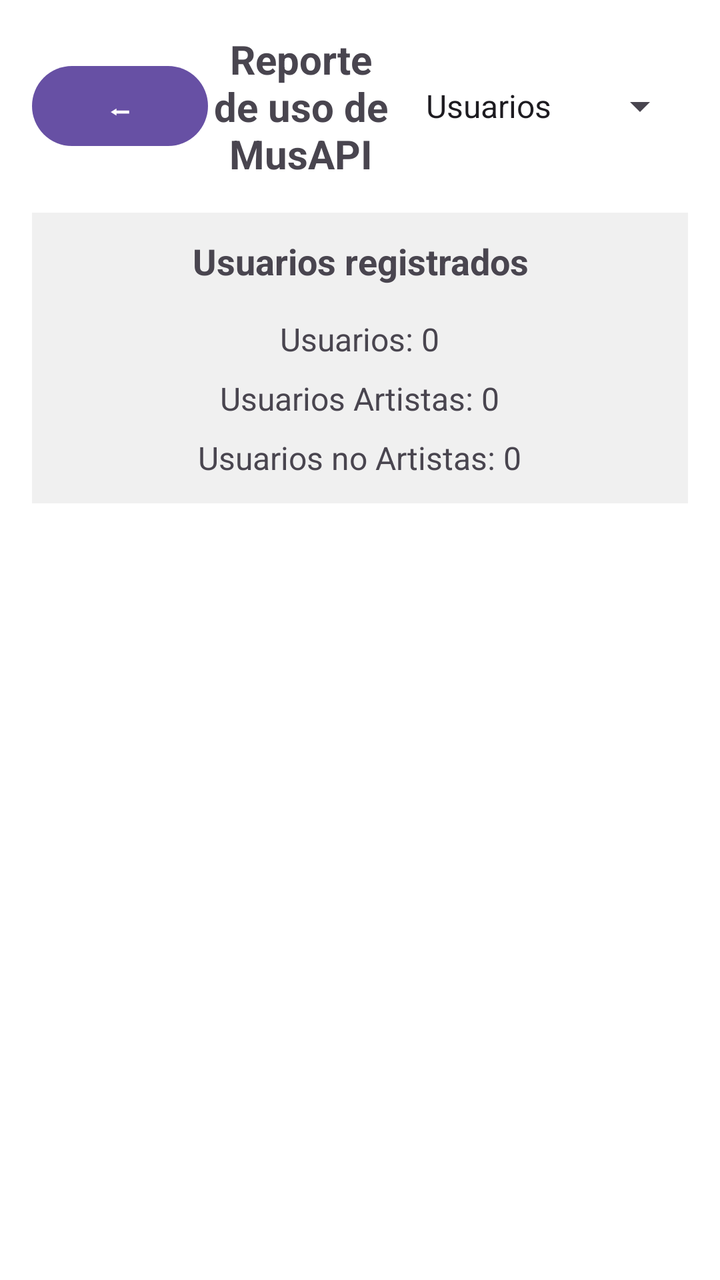
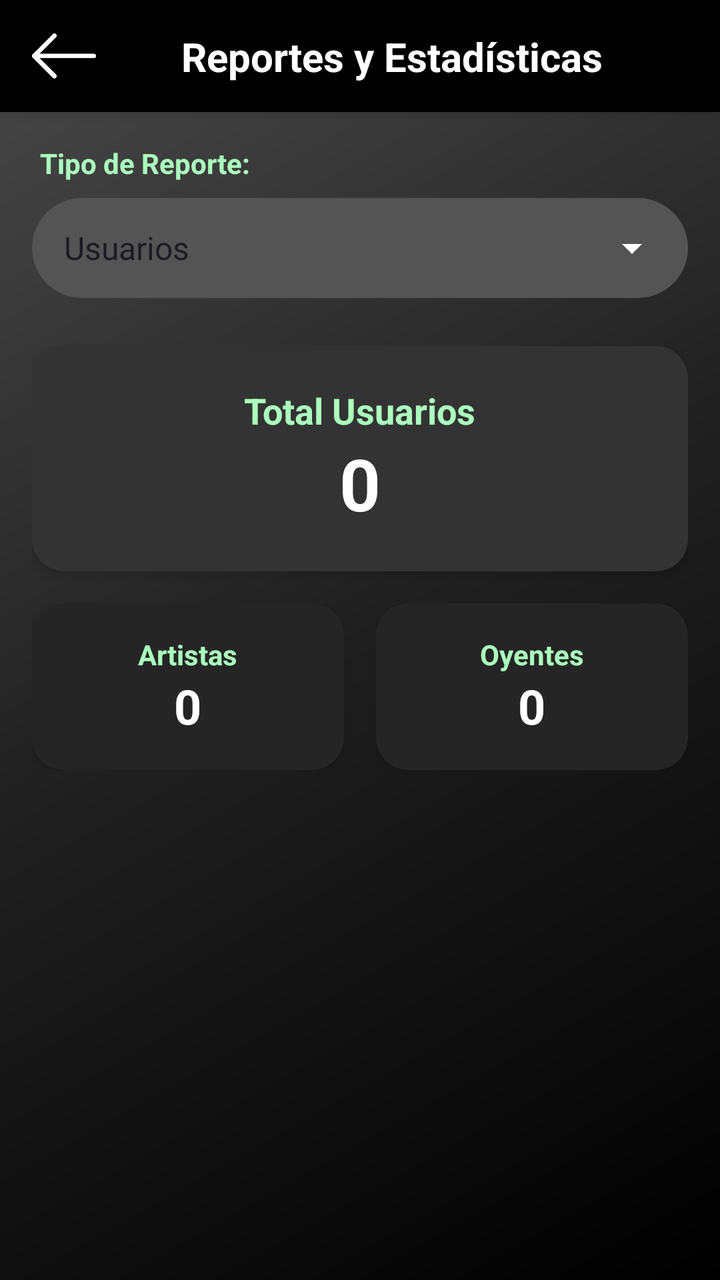

Compare the two renders of this Android layout. The source of the first and the diff that turns it into the second are given below.
<!-- AndroidManifest.xml: application theme Theme.MusAPIApp -->
<!-- res/layout/activity_reportes.xml -->
<?xml version="1.0" encoding="utf-8"?>
<ScrollView xmlns:android="http://schemas.android.com/apk/res/android"
    android:id="@+id/main"
    android:layout_width="match_parent"
    android:layout_height="match_parent"
    android:padding="16dp"
    android:background="@android:color/white"
    android:fillViewport="true">

    <LinearLayout
        android:layout_width="match_parent"
        android:layout_height="wrap_content"
        android:orientation="vertical"
        android:gravity="center_horizontal">

        
        <LinearLayout
            android:layout_width="match_parent"
            android:layout_height="wrap_content"
            android:orientation="horizontal"
            android:gravity="center_vertical"
            android:layout_marginBottom="16dp">

            <Button
                android:id="@+id/btnVolver"
                android:layout_width="wrap_content"
                android:layout_height="wrap_content"
                android:text="⬅" />

            <TextView
                android:id="@+id/tvTitulo"
                android:layout_width="0dp"
                android:layout_weight="1"
                android:layout_height="wrap_content"
                android:text="Reporte de uso de MusAPI"
                android:textSize="20sp"
                android:textStyle="bold"
                android:textAlignment="center" />

            <Spinner
                android:id="@+id/spTipoReporte"
                android:layout_width="wrap_content"
                android:layout_height="wrap_content"
                android:entries="@array/tipos_reporte"
                android:layout_marginStart="8dp" />
        </LinearLayout>

        
        <LinearLayout
            android:id="@+id/layoutUsuarios"
            android:layout_width="match_parent"
            android:layout_height="wrap_content"
            android:orientation="vertical"
            android:visibility="visible"
            android:padding="12dp"
            android:layout_marginBottom="24dp"
            android:background="#f0f0f0">

            <TextView
                android:layout_width="match_parent"
                android:layout_height="wrap_content"
                android:text="Usuarios registrados"
                android:textSize="18sp"
                android:textStyle="bold"
                android:gravity="center"
                android:layout_marginBottom="16dp" />

            <TextView
                android:id="@+id/tvTotalUsuarios"
                android:layout_width="wrap_content"
                android:layout_height="wrap_content"
                android:text="Usuarios: 0"
                android:textSize="16sp"
                android:layout_marginBottom="8dp"
                android:layout_gravity="center_horizontal" />

            <TextView
                android:id="@+id/tvTotalArtistas"
                android:layout_width="wrap_content"
                android:layout_height="wrap_content"
                android:text="Usuarios Artistas: 0"
                android:textSize="16sp"
                android:layout_marginBottom="8dp"
                android:layout_gravity="center_horizontal" />

            <TextView
                android:id="@+id/tvTotalOyentes"
                android:layout_width="wrap_content"
                android:layout_height="wrap_content"
                android:text="Usuarios no Artistas: 0"
                android:textSize="16sp"
                android:layout_gravity="center_horizontal" />
        </LinearLayout>

        
        <LinearLayout
            android:id="@+id/layoutTop"
            android:layout_width="match_parent"
            android:layout_height="wrap_content"
            android:orientation="vertical"
            android:visibility="gone"
            android:padding="12dp"
            android:background="#f0f0f0">

            <TextView
                android:id="@+id/tvTituloTop"
                android:layout_width="match_parent"
                android:layout_height="wrap_content"
                android:text="Artistas más escuchados"
                android:textSize="18sp"
                android:textStyle="bold"
                android:gravity="center"
                android:layout_marginBottom="16dp" />

            <LinearLayout
                android:layout_width="match_parent"
                android:layout_height="wrap_content"
                android:orientation="horizontal"
                android:gravity="center"
                android:layout_marginBottom="8dp">

                <TextView
                    android:layout_width="wrap_content"
                    android:layout_height="wrap_content"
                    android:text="Fecha inicial"
                    android:textSize="16sp"
                    android:layout_marginEnd="40dp" />

                <TextView
                    android:layout_width="wrap_content"
                    android:layout_height="wrap_content"
                    android:text="Fecha final"
                    android:textSize="16sp" />
            </LinearLayout>

            <LinearLayout
                android:layout_width="match_parent"
                android:layout_height="wrap_content"
                android:orientation="horizontal"
                android:gravity="center"
                android:layout_marginBottom="8dp">

                <TextView
                    android:id="@+id/tvFechaInicio"
                    android:layout_width="wrap_content"
                    android:layout_height="wrap_content"
                    android:text="Seleccionar fecha inicio"
                    android:padding="10dp"
                    android:background="@android:drawable/editbox_background" />

                <TextView
                    android:id="@+id/tvFechaFin"
                    android:layout_width="wrap_content"
                    android:layout_height="wrap_content"
                    android:text="Seleccionar fecha fin"
                    android:padding="10dp"
                    android:background="@android:drawable/editbox_background" />

            </LinearLayout>

            <TextView
                android:id="@+id/tvTopResultados"
                android:layout_width="match_parent"
                android:layout_height="wrap_content"
                android:text="Ningún registro"
                android:textSize="16sp"
                android:gravity="center"
                android:layout_marginTop="12dp" />
        </LinearLayout>

    </LinearLayout>
</ScrollView>
<!-- resources referenced by this layout -->
<resources>
  <string-array name="tipos_reporte">
          <item>Usuarios</item>
          <item>Canciones</item>
          <item>Artistas</item>
      </string-array>
  <style name="Theme.MusAPIApp" parent="Base.Theme.MusAPIApp" />
  <style name="Base.Theme.MusAPIApp" parent="Theme.Material3.DayNight.NoActionBar">
          
          
      </style>
</resources>

<!-- the commit's change to res/layout/activity_reportes.xml (unified diff, before → after) -->
@@ -1,172 +1,290 @@
 <?xml version="1.0" encoding="utf-8"?>
-<ScrollView xmlns:android="http://schemas.android.com/apk/res/android"
+<androidx.constraintlayout.widget.ConstraintLayout 
+    xmlns:android="http://schemas.android.com/apk/res/android"
+    xmlns:app="http://schemas.android.com/apk/res-auto"
     android:id="@+id/main"
     android:layout_width="match_parent"
     android:layout_height="match_parent"
-    android:padding="16dp"
-    android:background="@android:color/white"
-    android:fillViewport="true">
-
-    <LinearLayout
+    android:background="@drawable/fondo_gradiente_principal">
+
+    <androidx.constraintlayout.widget.ConstraintLayout
+        android:id="@+id/headerBar"
         android:layout_width="match_parent"
         android:layout_height="wrap_content"
-        android:orientation="vertical"
-        android:gravity="center_horizontal">
-
-        
+        android:background="#000000"
+        android:paddingVertical="12dp"
+        android:paddingHorizontal="16dp"
+        android:elevation="4dp"
+        app:layout_constraintTop_toTopOf="parent"
+        app:layout_constraintStart_toStartOf="parent"
+        app:layout_constraintEnd_toEndOf="parent">
+
+        <ImageButton
+            android:id="@+id/btnVolver"
+            android:layout_width="32dp"
+            android:layout_height="32dp"
+            android:background="?attr/selectableItemBackgroundBorderless"
+            android:contentDescription="Regresar"
+            android:scaleType="fitCenter"
+            android:src="@drawable/ic_back_black"
+            app:tint="#FFFFFF"
+            app:layout_constraintStart_toStartOf="parent"
+            app:layout_constraintTop_toTopOf="parent"
+            app:layout_constraintBottom_toBottomOf="parent" />
+
+        <TextView
+            android:layout_width="wrap_content"
+            android:layout_height="wrap_content"
+            android:text="Reportes y Estadísticas"
+            android:textColor="#FFFFFF"
+            android:textSize="20sp"
+            android:textStyle="bold"
+            app:layout_constraintStart_toEndOf="@id/btnVolver"
+            app:layout_constraintEnd_toEndOf="parent"
+            app:layout_constraintTop_toTopOf="parent"
+            app:layout_constraintBottom_toBottomOf="parent" />
+
+    </androidx.constraintlayout.widget.ConstraintLayout>
+
+    <ScrollView
+        android:layout_width="match_parent"
+        android:layout_height="0dp"
+        android:fillViewport="true"
+        android:padding="16dp"
+        app:layout_constraintTop_toBottomOf="@id/headerBar"
+        app:layout_constraintBottom_toBottomOf="parent">
+
         <LinearLayout
             android:layout_width="match_parent"
             android:layout_height="wrap_content"
-            android:orientation="horizontal"
-            android:gravity="center_vertical"
-            android:layout_marginBottom="16dp">
-
-            <Button
-                android:id="@+id/btnVolver"
+            android:orientation="vertical">
+
+            <TextView
                 android:layout_width="wrap_content"
                 android:layout_height="wrap_content"
-                android:text="⬅" />
-
-            <TextView
-                android:id="@+id/tvTitulo"
-                android:layout_width="0dp"
-                android:layout_weight="1"
-                android:layout_height="wrap_content"
-                android:text="Reporte de uso de MusAPI"
-                android:textSize="20sp"
+                android:text="Tipo de Reporte:"
+                android:textColor="#ABFFBD"
                 android:textStyle="bold"
-                android:textAlignment="center" />
+                android:layout_marginBottom="8dp"
+                android:layout_marginStart="4dp"/>
 
             <Spinner
                 android:id="@+id/spTipoReporte"
-                android:layout_width="wrap_content"
-                android:layout_height="wrap_content"
+                android:layout_width="match_parent"
+                android:layout_height="50dp"
+                android:background="@drawable/fondo_spinner_custom"
                 android:entries="@array/tipos_reporte"
-                android:layout_marginStart="8dp" />
-        </LinearLayout>
-
-        
-        <LinearLayout
-            android:id="@+id/layoutUsuarios"
-            android:layout_width="match_parent"
-            android:layout_height="wrap_content"
-            android:orientation="vertical"
-            android:visibility="visible"
-            android:padding="12dp"
-            android:layout_marginBottom="24dp"
-            android:background="#f0f0f0">
-
-            <TextView
+                android:paddingHorizontal="8dp"
+                android:layout_marginBottom="24dp"/>
+
+            <LinearLayout
+                android:id="@+id/layoutUsuarios"
                 android:layout_width="match_parent"
                 android:layout_height="wrap_content"
-                android:text="Usuarios registrados"
-                android:textSize="18sp"
-                android:textStyle="bold"
-                android:gravity="center"
-                android:layout_marginBottom="16dp" />
-
-            <TextView
-                android:id="@+id/tvTotalUsuarios"
-                android:layout_width="wrap_content"
-                android:layout_height="wrap_content"
-                android:text="Usuarios: 0"
-                android:textSize="16sp"
-                android:layout_marginBottom="8dp"
-                android:layout_gravity="center_horizontal" />
-
-            <TextView
-                android:id="@+id/tvTotalArtistas"
-                android:layout_width="wrap_content"
-                android:layout_height="wrap_content"
-                android:text="Usuarios Artistas: 0"
-                android:textSize="16sp"
-                android:layout_marginBottom="8dp"
-                android:layout_gravity="center_horizontal" />
-
-            <TextView
-                android:id="@+id/tvTotalOyentes"
-                android:layout_width="wrap_content"
-                android:layout_height="wrap_content"
-                android:text="Usuarios no Artistas: 0"
-                android:textSize="16sp"
-                android:layout_gravity="center_horizontal" />
-        </LinearLayout>
-
-        
-        <LinearLayout
-            android:id="@+id/layoutTop"
-            android:layout_width="match_parent"
-            android:layout_height="wrap_content"
-            android:orientation="vertical"
-            android:visibility="gone"
-            android:padding="12dp"
-            android:background="#f0f0f0">
-
-            <TextView
-                android:id="@+id/tvTituloTop"
+                android:orientation="vertical"
+                android:visibility="visible">
+
+                <androidx.cardview.widget.CardView
+                    android:layout_width="match_parent"
+                    android:layout_height="wrap_content"
+                    app:cardCornerRadius="16dp"
+                    app:cardBackgroundColor="#333333"
+                    app:cardElevation="4dp"
+                    android:layout_marginBottom="16dp">
+
+                    <LinearLayout
+                        android:layout_width="match_parent"
+                        android:layout_height="wrap_content"
+                        android:orientation="vertical"
+                        android:padding="20dp"
+                        android:gravity="center">
+
+                        <TextView
+                            android:layout_width="wrap_content"
+                            android:layout_height="wrap_content"
+                            android:text="Total Usuarios"
+                            android:textColor="#ABFFBD"
+                            android:textSize="18sp"
+                            android:textStyle="bold"/>
+
+                        <TextView
+                            android:id="@+id/tvTotalUsuarios"
+                            android:layout_width="wrap_content"
+                            android:layout_height="wrap_content"
+                            android:text="0"
+                            android:textColor="#FFFFFF"
+                            android:textSize="36sp"
+                            android:textStyle="bold"/>
+                    </LinearLayout>
+                </androidx.cardview.widget.CardView>
+
+                <LinearLayout
+                    android:layout_width="match_parent"
+                    android:layout_height="wrap_content"
+                    android:orientation="horizontal"
+                    android:baselineAligned="false">
+
+                    <androidx.cardview.widget.CardView
+                        android:layout_width="0dp"
+                        android:layout_weight="1"
+                        android:layout_height="wrap_content"
+                        app:cardCornerRadius="16dp"
+                        app:cardBackgroundColor="#252525"
+                        app:cardElevation="4dp"
+                        android:layout_marginEnd="8dp">
+
+                        <LinearLayout
+                            android:layout_width="match_parent"
+                            android:layout_height="wrap_content"
+                            android:orientation="vertical"
+                            android:padding="16dp"
+                            android:gravity="center">
+
+                            <TextView
+                                android:layout_width="wrap_content"
+                                android:layout_height="wrap_content"
+                                android:text="Artistas"
+                                android:textColor="#ABFFBD"
+                                android:textStyle="bold"/>
+
+                            <TextView
+                                android:id="@+id/tvTotalArtistas"
+                                android:layout_width="wrap_content"
+                                android:layout_height="wrap_content"
+                                android:text="0"
+                                android:textColor="#FFFFFF"
+                                android:textSize="24sp"
+                                android:textStyle="bold"/>
+                        </LinearLayout>
+                    </androidx.cardview.widget.CardView>
+
+                    <androidx.cardview.widget.CardView
+                        android:layout_width="0dp"
+                        android:layout_weight="1"
+                        android:layout_height="wrap_content"
+                        app:cardCornerRadius="16dp"
+                        app:cardBackgroundColor="#252525"
+                        app:cardElevation="4dp"
+                        android:layout_marginStart="8dp">
+
+                        <LinearLayout
+                            android:layout_width="match_parent"
+                            android:layout_height="wrap_content"
+                            android:orientation="vertical"
+                            android:padding="16dp"
+                            android:gravity="center">
+
+                            <TextView
+                                android:layout_width="wrap_content"
+                                android:layout_height="wrap_content"
+                                android:text="Oyentes"
+                                android:textColor="#ABFFBD"
+                                android:textStyle="bold"/>
+
+                            <TextView
+                                android:id="@+id/tvTotalOyentes"
+                                android:layout_width="wrap_content"
+                                android:layout_height="wrap_content"
+                                android:text="0"
+                                android:textColor="#FFFFFF"
+                                android:textSize="24sp"
+                                android:textStyle="bold"/>
+                        </LinearLayout>
+                    </androidx.cardview.widget.CardView>
+                </LinearLayout>
+            </LinearLayout>
+
+            <LinearLayout
+                android:id="@+id/layoutTop"
                 android:layout_width="match_parent"
                 android:layout_height="wrap_content"
-                android:text="Artistas más escuchados"
-                android:textSize="18sp"
-                android:textStyle="bold"
-                android:gravity="center"
-                android:layout_marginBottom="16dp" />
-
-            <LinearLayout
-                android:layout_width="match_parent"
-                android:layout_height="wrap_content"
-                android:orientation="horizontal"
-                android:gravity="center"
-                android:layout_marginBottom="8dp">
+                android:orientation="vertical"
+                android:visibility="gone">
+
+                <LinearLayout
+                    android:layout_width="match_parent"
+                    android:layout_height="wrap_content"
+                    android:orientation="horizontal"
+                    android:layout_marginBottom="16dp">
+
+                    <LinearLayout
+                        android:layout_width="0dp"
+                        android:layout_weight="1"
+                        android:layout_height="wrap_content"
+                        android:orientation="vertical"
+                        android:layout_marginEnd="8dp">
+                        <TextView
+                            android:layout_width="wrap_content"
+                            android:layout_height="wrap_content"
+                            android:text="Desde:"
+                            android:textColor="#ABFFBD"
+                            android:textStyle="bold"/>
+                        <TextView
+                            android:id="@+id/tvFechaInicio"
+                            android:layout_width="match_parent"
+                            android:layout_height="40dp"
+                            android:background="@drawable/fondo_input_login"
+                            android:text="Seleccionar"
+                            android:textColor="#FFFFFF"
+                            android:gravity="center_vertical"
+                            android:paddingHorizontal="12dp"/>
+                    </LinearLayout>
+
+                    <LinearLayout
+                        android:layout_width="0dp"
+                        android:layout_weight="1"
+                        android:layout_height="wrap_content"
+                        android:orientation="vertical"
+                        android:layout_marginStart="8dp">
+                        <TextView
+                            android:layout_width="wrap_content"
+                            android:layout_height="wrap_content"
+                            android:text="Hasta:"
+                            android:textColor="#ABFFBD"
+                            android:textStyle="bold"/>
+                        <TextView
+                            android:id="@+id/tvFechaFin"
+                            android:layout_width="match_parent"
+                            android:layout_height="40dp"
+                            android:background="@drawable/fondo_input_login"
+                            android:text="Seleccionar"
+                            android:textColor="#FFFFFF"
+                            android:gravity="center_vertical"
+                            android:paddingHorizontal="12dp"/>
+                    </LinearLayout>
+                </LinearLayout>
 
                 <TextView
-                    android:layout_width="wrap_content"
-                    android:layout_height="wrap_content"
-                    android:text="Fecha inicial"
-                    android:textSize="16sp"
-                    android:layout_marginEnd="40dp" />
-
-                <TextView
-                    android:layout_width="wrap_content"
-                    android:layout_height="wrap_content"
-                    android:text="Fecha final"
-                    android:textSize="16sp" />
+                    android:id="@+id/tvTituloTop"
+                    android:layout_width="match_parent"
+                    android:layout_height="wrap_content"
+                    android:text="Resultados"
+                    android:textColor="#ABFFBD"
+                    android:textSize="18sp"
+                    android:textStyle="bold"
+                    android:layout_marginBottom="8dp"/>
+
+                <androidx.cardview.widget.CardView
+                    android:layout_width="match_parent"
+                    android:layout_height="wrap_content"
+                    app:cardCornerRadius="12dp"
+                    app:cardBackgroundColor="#252525"
+                    app:cardElevation="4dp">
+
+                    <TextView
+                        android:id="@+id/tvTopResultados"
+                        android:layout_width="match_parent"
+                        android:layout_height="wrap_content"
+                        android:text="Seleccione un rango de fechas..."
+                        android:textColor="#DDDDDD"
+                        android:textSize="14sp"
+                        android:padding="16dp"
+                        android:lineSpacingExtra="6dp"/>
+                </androidx.cardview.widget.CardView>
+
             </LinearLayout>
 
-            <LinearLayout
-                android:layout_width="match_parent"
-                android:layout_height="wrap_content"
-                android:orientation="horizontal"
-                android:gravity="center"
-                android:layout_marginBottom="8dp">
-
-                <TextView
-                    android:id="@+id/tvFechaInicio"
-                    android:layout_width="wrap_content"
-                    android:layout_height="wrap_content"
-                    android:text="Seleccionar fecha inicio"
-                    android:padding="10dp"
-                    android:background="@android:drawable/editbox_background" />
-
-                <TextView
-                    android:id="@+id/tvFechaFin"
-                    android:layout_width="wrap_content"
-                    android:layout_height="wrap_content"
-                    android:text="Seleccionar fecha fin"
-                    android:padding="10dp"
-                    android:background="@android:drawable/editbox_background" />
-
-            </LinearLayout>
-
-            <TextView
-                android:id="@+id/tvTopResultados"
-                android:layout_width="match_parent"
-                android:layout_height="wrap_content"
-                android:text="Ningún registro"
-                android:textSize="16sp"
-                android:gravity="center"
-                android:layout_marginTop="12dp" />
         </LinearLayout>
-
-    </LinearLayout>
-</ScrollView>
+    </ScrollView>
+
+</androidx.constraintlayout.widget.ConstraintLayout>
<!-- resource entries referenced after the edit -->
@@ -5,7 +5,56 @@
           <item>Canciones</item>
           <item>Artistas</item>
       </string-array>
+  <!-- drawable fondo_gradiente_principal (drawable) -->
+  <?xml version="1.0" encoding="utf-8"?>
+  <shape xmlns:android="http://schemas.android.com/apk/res/android"
+      android:shape="rectangle">
+      <gradient
+          android:startColor="#000000"
+          android:centerColor="#1F1F1F"
+          android:endColor="#4A4A4A"
+          android:angle="135"
+          android:type="linear" />
+  </shape>
+  <!-- drawable fondo_input_login (drawable) -->
+  <?xml version="1.0" encoding="utf-8"?>
+  <shape xmlns:android="http://schemas.android.com/apk/res/android"
+      android:shape="rectangle">
+  
+      <solid android:color="#545454"/>
+  
+      <corners android:radius="100dp"/>
+  </shape>
+  <!-- drawable fondo_spinner_custom (drawable) -->
+  <?xml version="1.0" encoding="utf-8"?>
+  <layer-list xmlns:android="http://schemas.android.com/apk/res/android">
+      <item>
+          <shape android:shape="rectangle">
+              <solid android:color="#545454"/>
+              <corners android:radius="100dp"/>
+          </shape>
+      </item>
+  
+      <item
+          android:drawable="@drawable/ic_flecha_abajo"
+          android:gravity="center_vertical|end"
+          android:right="16dp"
+          android:end="16dp" />
+  </layer-list>
+  <!-- drawable ic_back_black: png bitmap (drawable, 4720 bytes) -->
   <style name="Theme.MusAPIApp" parent="Base.Theme.MusAPIApp" />
+  <!-- drawable ic_flecha_abajo (drawable) -->
+  <?xml version="1.0" encoding="utf-8"?>
+  <vector xmlns:android="http://schemas.android.com/apk/res/android"
+      android:width="24dp"
+      android:height="24dp"
+      android:viewportWidth="24"
+      android:viewportHeight="24"
+      android:tint="#FFFFFF">
+      <path
+          android:fillColor="@android:color/white"
+          android:pathData="M7,10l5,5 5,-5z"/>
+  </vector>
   <style name="Base.Theme.MusAPIApp" parent="Theme.Material3.DayNight.NoActionBar">
           
           
